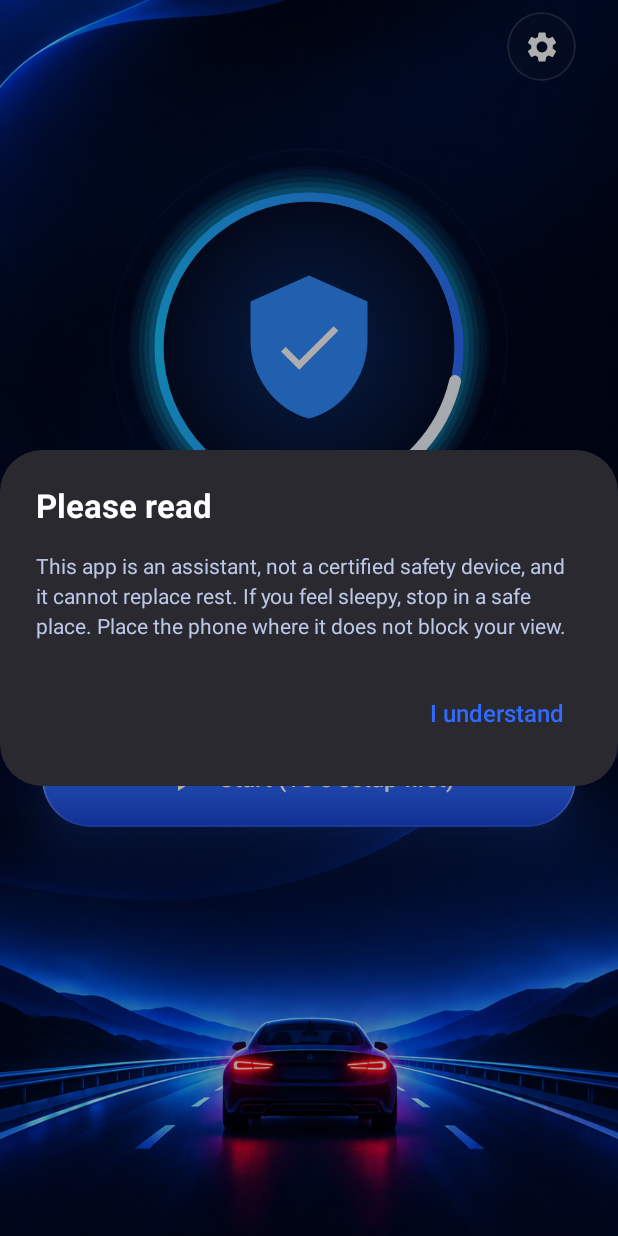
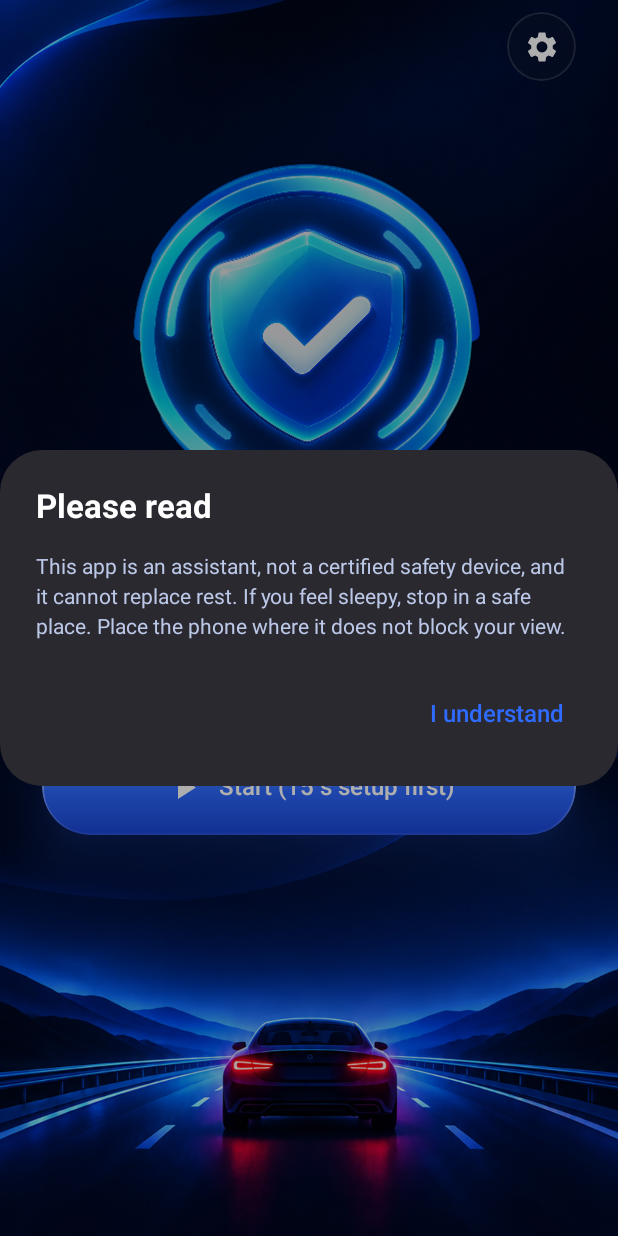
Before and after one commit to vuminhtoan2001/DrowseDetect, an Android app built with Jetpack Compose: the screen it shows after launch (MainActivity), on a phone screen of 412 x 824 dp. Run offline under Robolectric (Android 15) with nearby library versions, the phone set to English and light mode, and no system bars; libraries missing offline, so code that uses them is left out: androidx.camera.core, androidx.camera.view.

Commit message:
Home: dùng ảnh image_check cho khiên + vòng, hiệu ứng thở
Co-Authored-By: Claude Sonnet 5.5 <noreply@anthropic.com>

```diff
--- a/app/src/main/java/com/awakedrive/drowsedetect/ui/home/IdleContent.kt
+++ b/app/src/main/java/com/awakedrive/drowsedetect/ui/home/IdleContent.kt
@@ -1,12 +1,12 @@
 package com.awakedrive.drowsedetect.ui.home
 
-import androidx.compose.animation.core.LinearEasing
+import androidx.compose.animation.core.FastOutSlowInEasing
 import androidx.compose.animation.core.RepeatMode
 import androidx.compose.animation.core.animateFloat
 import androidx.compose.animation.core.infiniteRepeatable
 import androidx.compose.animation.core.rememberInfiniteTransition
 import androidx.compose.animation.core.tween
-import androidx.compose.foundation.Canvas
+
 import androidx.compose.foundation.Image
 import androidx.compose.foundation.layout.Arrangement
 import androidx.compose.foundation.layout.Box
@@ -22,10 +22,10 @@ import androidx.compose.foundation.layout.padding
 import androidx.compose.foundation.layout.size
 import androidx.compose.foundation.layout.statusBarsPadding
 import androidx.compose.material.icons.Icons
-import androidx.compose.material.icons.filled.Check
+
 import androidx.compose.material.icons.filled.PlayArrow
 import androidx.compose.material.icons.filled.Settings
-import androidx.compose.material.icons.filled.Shield
+
 import androidx.compose.material3.Icon
 import androidx.compose.material3.MaterialTheme
 import androidx.compose.material3.Text
@@ -33,13 +33,14 @@ import androidx.compose.runtime.Composable
 import androidx.compose.runtime.getValue
 import androidx.compose.ui.Alignment
 import androidx.compose.ui.Modifier
-import androidx.compose.ui.geometry.Offset
-import androidx.compose.ui.geometry.Size
-import androidx.compose.ui.graphics.Brush
+
+
+
 import androidx.compose.ui.graphics.Color
-import androidx.compose.ui.graphics.StrokeCap
-import androidx.compose.ui.graphics.drawscope.Stroke
-import androidx.compose.ui.graphics.drawscope.rotate
+
+
+
+import androidx.compose.ui.graphics.graphicsLayer
 import androidx.compose.ui.layout.ContentScale
 import androidx.compose.ui.res.painterResource
 import androidx.compose.ui.res.stringResource
@@ -118,53 +119,28 @@ internal fun IdleContent(
     }
 }
 
-/** Vòng sáng neon có cung sáng chạy chậm quanh khiên bảo vệ có dấu tích. */
+/** Ảnh khiên + vòng neon (image_check) có hiệu ứng "thở": phóng nhẹ và sáng dần rồi dịu lại. */
 @Composable
 private fun ShieldRing() {
-    val angle by rememberInfiniteTransition(label = "ring").animateFloat(
-        initialValue = 0f, targetValue = 360f,
-        animationSpec = infiniteRepeat(),
-        label = "angle",
+    val t = rememberInfiniteTransition(label = "breath")
+    val scale by t.animateFloat(
+        initialValue = 1f, targetValue = 1.04f,
+        animationSpec = infiniteRepeatable(tween(2200, easing = FastOutSlowInEasing), RepeatMode.Reverse),
+        label = "scale",
     )
-    Box(Modifier.size(260.dp), contentAlignment = Alignment.Center) {
-        Canvas(Modifier.fillMaxSize()) {
-            val c = center
-            val r = 100.dp.toPx()
-            val topLeft = Offset(c.x - r, c.y - r)
-            val box = Size(r * 2, r * 2)
-
-            // vòng mờ lan ra ngoài
-            drawCircle(BrandBlue.copy(alpha = 0.10f), radius = r + 18.dp.toPx(), style = Stroke(1.5.dp.toPx()))
-            drawCircle(BrandBlue.copy(alpha = 0.06f), radius = r + 32.dp.toPx(), style = Stroke(1.5.dp.toPx()))
-            // quầng sáng: nhiều nét chồng, càng ngoài càng mờ
-            for (i in 5 downTo 1) {
-                drawCircle(BrandCyan.copy(alpha = 0.045f * (6 - i)), radius = r, style = Stroke((6 + i * 7).dp.toPx()))
-            }
-            // nền trong của vòng
-            drawCircle(
-                Brush.radialGradient(listOf(Color(0xFF0B2A66), Color(0xFF040C24)), center = c, radius = r),
-                radius = r - 3.dp.toPx(),
-            )
-            // vòng chính
-            drawCircle(
-                Brush.sweepGradient(listOf(BrandBlue, BrandCyan, BrandBlue), center = c),
-                radius = r,
-                style = Stroke(6.dp.toPx()),
-            )
-            // cung sáng chạy quanh
-            rotate(angle, pivot = c) {
-                drawArc(
-                    Color.White.copy(alpha = 0.95f), startAngle = -100f, sweepAngle = 60f, useCenter = false,
-                    topLeft = topLeft, size = box, style = Stroke(8.dp.toPx(), cap = StrokeCap.Round),
-                )
-            }
-        }
-        // khiên + dấu tích
-        Box(contentAlignment = Alignment.Center) {
-            Icon(Icons.Filled.Shield, contentDescription = null, tint = Color(0xFF2F8CFF), modifier = Modifier.size(104.dp))
-            Icon(Icons.Filled.Check, contentDescription = null, tint = Color.White, modifier = Modifier.size(52.dp))
-        }
-    }
+    val alpha by t.animateFloat(
+        initialValue = 0.88f, targetValue = 1f,
+        animationSpec = infiniteRepeatable(tween(2200, easing = FastOutSlowInEasing), RepeatMode.Reverse),
+        label = "alpha",
+    )
+    Image(
+        painter = painterResource(R.drawable.image_check),
+        contentDescription = null,
+        contentScale = ContentScale.Fit,
+        modifier = Modifier.size(270.dp).graphicsLayer {
+            scaleX = scale
+            scaleY = scale
+            this.alpha = alpha
+        },
+    )
 }
-
-private fun infiniteRepeat() = infiniteRepeatable<Float>(tween(7000, easing = LinearEasing), RepeatMode.Restart)
```
Also changed, not shown: app/src/main/res/drawable/image_check.png (added).
